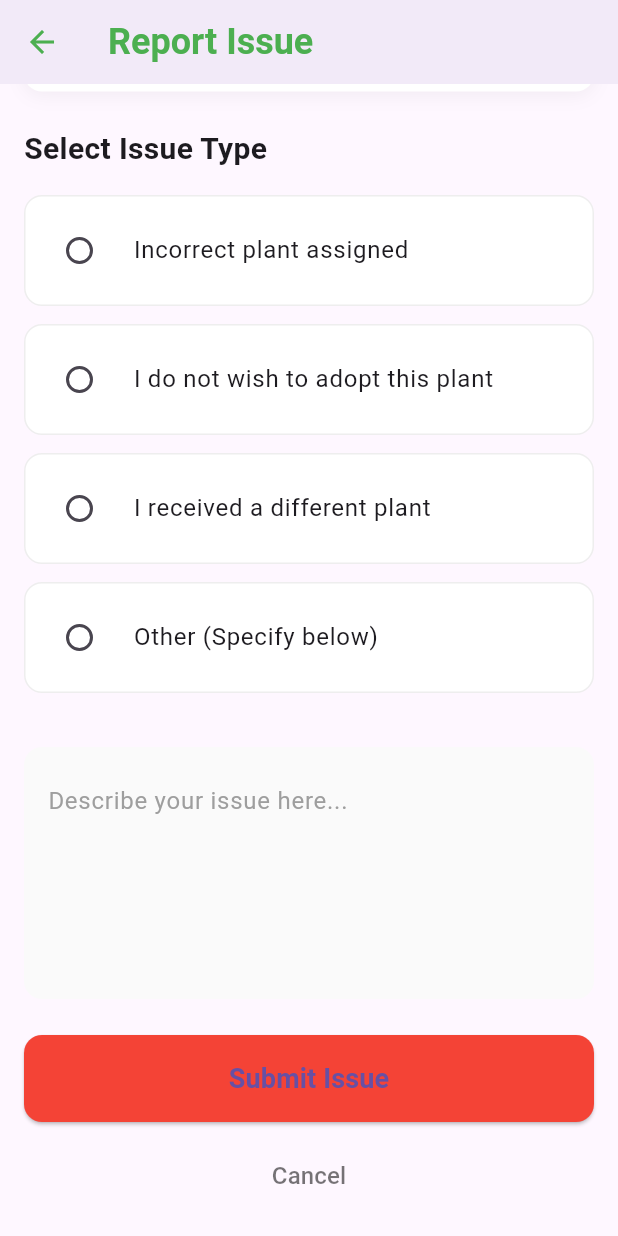
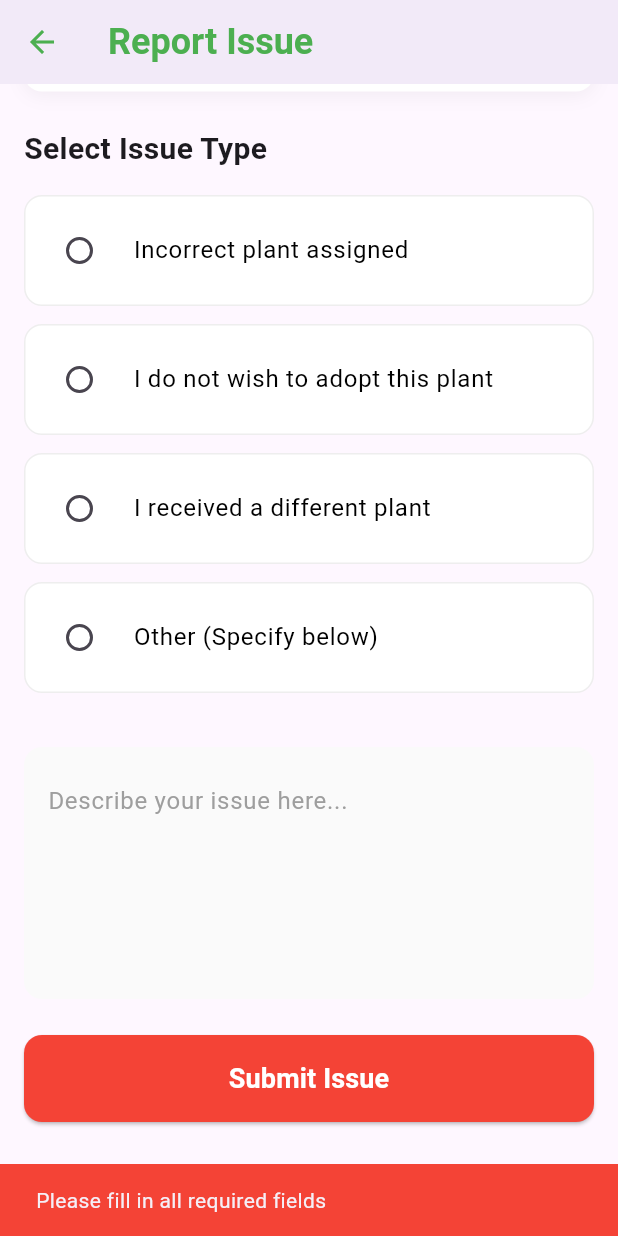
Before and after one commit to escape2005/Plant-Care-App, a Flutter app: the ReportIssuePage screen opened directly with empty values, scrolled down 123 dp, after a tap on "Submit Issue", on a phone screen of 412 x 824 dp. Run offline on Flutter 3.47's test engine with Material 3 defaults, Android fonts, the phone set to English and light mode, and no system bars; our stand-ins replace flutter_local_notifications, flutter_markdown, image_picker, permission_handler, share_plus, shared_preferences and 3 more; missing offline and left inert: any_link_preview; accounts and stored records are empty; generated files the repository leaves out were written again; network calls fail.

Commit message:
Verify plants, report issues completed

```diff
--- a/plant_care_app/lib/pages/login-signup/report_issue.dart
+++ b/plant_care_app/lib/pages/login-signup/report_issue.dart
@@ -1,13 +1,16 @@
 import 'package:flutter/material.dart';
+import 'package:supabase_flutter/supabase_flutter.dart';
 
 class ReportIssuePage extends StatefulWidget {
   final String plantName;
   final String plantImageUrl;
+  final String adoptionId;
 
   const ReportIssuePage({
     Key? key,
     required this.plantName,
     required this.plantImageUrl,
+    required this.adoptionId,
   }) : super(key: key);
 
   @override
@@ -17,6 +20,8 @@ class ReportIssuePage extends StatefulWidget {
 class _ReportIssuePageState extends State<ReportIssuePage> {
   String? selectedIssue;
   final TextEditingController _descriptionController = TextEditingController();
+  bool _isSubmitting = false;
+  final _supabase = Supabase.instance.client;
 
   final List<String> issueTypes = [
     'Incorrect plant assigned',
@@ -29,6 +34,76 @@ class _ReportIssuePageState extends State<ReportIssuePage> {
   void dispose() {
     _descriptionController.dispose();
     super.dispose();
+  }
+
+  bool get _isOtherSelected => selectedIssue == 'Other (Specify below)';
+
+  Future<void> _submitIssue() async {
+    if (selectedIssue == null ||
+        (_isOtherSelected && _descriptionController.text.isEmpty)) {
+      ScaffoldMessenger.of(context).showSnackBar(
+        const SnackBar(
+          content: Text('Please fill in all required fields'),
+          backgroundColor: Colors.red,
+        ),
+      );
+      return;
+    }
+
+    setState(() {
+      _isSubmitting = true;
+    });
+
+    try {
+      // Prepare the issue text based on selection
+      String issueText = selectedIssue!;
+      if (_isOtherSelected) {
+        issueText = _descriptionController.text;
+      } else if (_descriptionController.text.isNotEmpty) {
+        // If they selected a predefined issue but also added a description
+        issueText = '$selectedIssue: ${_descriptionController.text}';
+      }
+
+      // Insert the issue into Supabase
+      await _supabase.from('report_issues').insert({
+        'issue': issueText,
+        'adoption_id': widget.adoptionId,
+      });
+
+      // After successfully reporting the issue, delete the adoption record
+      await _supabase
+          .from('adoption_record')
+          .delete()
+          .eq('adoption_id', widget.adoptionId);
+
+      // Show success message
+      if (mounted) {
+        ScaffoldMessenger.of(context).showSnackBar(
+          const SnackBar(
+            content: Text('Issue reported successfully'),
+            backgroundColor: Colors.green,
+          ),
+        );
+        // Navigate back after successful submission
+        Navigator.of(context).pushNamedAndRemoveUntil('/verify', (route) => false);
+      }
+    } catch (e) {
+      // Show error message
+      if (mounted) {
+        ScaffoldMessenger.of(context).showSnackBar(
+          SnackBar(
+            content: Text('Error submitting issue: ${e.toString()}'),
+            backgroundColor: Colors.red,
+          ),
+        );
+      }
+    } finally {
+      if (mounted) {
+        setState(() {
+          _isSubmitting = false;
+        });
+      }
+    }
   }
 
   @override
@@ -79,14 +154,24 @@ class _ReportIssuePageState extends State<ReportIssuePage> {
                         width: 80,
                         height: 80,
                         fit: BoxFit.cover,
+                        errorBuilder: (context, error, stackTrace) {
+                          return Container(
+                            width: 80,
+                            height: 80,
+                            color: Colors.grey[300],
+                            child: const Icon(Icons.image_not_supported),
+                          );
+                        },
                       ),
                     ),
                     const SizedBox(width: 16),
-                    Text(
+                    Expanded(
+                      child: Text(
                         widget.plantName,
                         style: const TextStyle(
                           fontSize: 20,
                           fontWeight: FontWeight.bold,
+                        ),
                       ),
                     ),
                   ],
@@ -98,33 +183,38 @@ class _ReportIssuePageState extends State<ReportIssuePage> {
               // Issue Type Section
               const Text(
                 'Select Issue Type',
-                style: TextStyle(
-                  fontSize: 20,
-                  fontWeight: FontWeight.bold,
-                ),
+                style: TextStyle(fontSize: 20, fontWeight: FontWeight.bold),
               ),
 
               const SizedBox(height: 16),
 
               // Issue Type Options
-              ...issueTypes.map((issue) => Padding(
+              ...issueTypes.map((issue) {
+                final bool isOtherOption = issue == 'Other (Specify below)';
+                final bool isDisabled = _isOtherSelected && !isOtherOption;
+
+                return Padding(
                   padding: const EdgeInsets.only(bottom: 12),
                   child: Container(
                     decoration: BoxDecoration(
-                    color: Colors.white,
+                      color: isDisabled ? Colors.grey[100] : Colors.white,
                       borderRadius: BorderRadius.circular(12),
-                    border: Border.all(
-                      color: Colors.grey.shade200,
-                    ),
+                      border: Border.all(color: Colors.grey.shade200),
                     ),
                     child: RadioListTile<String>(
                       title: Text(
                         issue,
-                      style: const TextStyle(fontSize: 16),
+                        style: TextStyle(
+                          fontSize: 16,
+                          color: isDisabled ? Colors.grey : Colors.black,
+                        ),
                       ),
                       value: issue,
                       groupValue: selectedIssue,
-                    onChanged: (value) {
+                      onChanged:
+                          isDisabled
+                              ? null
+                              : (value) {
                                 setState(() {
                                   selectedIssue = value;
                                 });
@@ -136,7 +226,8 @@ class _ReportIssuePageState extends State<ReportIssuePage> {
                       ),
                     ),
                   ),
-              )).toList(),
+                );
+              }).toList(),
 
               const SizedBox(height: 24),
 
@@ -144,15 +235,29 @@ class _ReportIssuePageState extends State<ReportIssuePage> {
               Container(
                 padding: const EdgeInsets.all(16),
                 decoration: BoxDecoration(
-                  color: Colors.grey[50],
+                  color:
+                      !_isOtherSelected && selectedIssue != null
+                          ? Colors.grey[100]
+                          : Colors.grey[50],
                   borderRadius: BorderRadius.circular(12),
                 ),
                 child: TextField(
                   controller: _descriptionController,
                   maxLines: 5,
-                  decoration: const InputDecoration(
-                    hintText: 'Describe your issue here...',
-                    hintStyle: TextStyle(color: Colors.grey),
+                  enabled: _isOtherSelected || selectedIssue == null,
+                  decoration: InputDecoration(
+                    hintText:
+                        _isOtherSelected
+                            ? 'Please describe your issue here...'
+                            : selectedIssue == null
+                            ? 'Describe your issue here...'
+                            : 'Additional details (optional)',
+                    hintStyle: TextStyle(
+                      color:
+                          !_isOtherSelected && selectedIssue != null
+                              ? Colors.grey[400]
+                              : Colors.grey,
+                    ),
                     border: InputBorder.none,
                   ),
                 ),
@@ -162,13 +267,7 @@ class _ReportIssuePageState extends State<ReportIssuePage> {
 
               // Submit Button
               ElevatedButton(
-                onPressed: () {
-                  // TODO: Implement submit functionality
-                  // This is where you'll handle the form submission
-                  if (selectedIssue != null && _descriptionController.text.isNotEmpty) {
-                    // Handle submission
-                  }
-                },
+                onPressed: _isSubmitting ? null : _submitIssue,
                 style: ElevatedButton.styleFrom(
                   backgroundColor: Colors.red,
                   padding: const EdgeInsets.symmetric(vertical: 16),
@@ -176,11 +275,22 @@ class _ReportIssuePageState extends State<ReportIssuePage> {
                     borderRadius: BorderRadius.circular(12),
                   ),
                 ),
-                child: const Text(
+                child:
+                    _isSubmitting
+                        ? const SizedBox(
+                          height: 20,
+                          width: 20,
+                          child: CircularProgressIndicator(
+                            color: Colors.white,
+                            strokeWidth: 2,
+                          ),
+                        )
+                        : const Text(
                           'Submit Issue',
                           style: TextStyle(
                             fontSize: 18,
                             fontWeight: FontWeight.bold,
+                            color: Colors.white,
                           ),
                         ),
               ),
@@ -189,11 +299,11 @@ class _ReportIssuePageState extends State<ReportIssuePage> {
 
               // Cancel Button
               TextButton(
-                onPressed: () => Navigator.pop(context),
-                child: const Text(
+                onPressed: _isSubmitting ? null : () => Navigator.pop(context),
+                child: Text(
                   'Cancel',
                   style: TextStyle(
-                    color: Colors.black54,
+                    color: _isSubmitting ? Colors.grey : Colors.black54,
                     fontSize: 16,
                   ),
                 ),
--- a/plant_care_app/lib/pages/login-signup/verify_plants.dart
+++ b/plant_care_app/lib/pages/login-signup/verify_plants.dart
@@ -45,6 +45,7 @@ Future<void> _fetchUserInfo() async {
     final response = await supabase
         .from('adoption_record')
         .select('''
+        adoption_id,
         plant_id,
         adoption_date,
         is_verified,
@@ -156,9 +157,7 @@ Future<void> _fetchUserInfo() async {
                   future: _adoptedPlantsFuture,
                   builder: (context, snapshot) {
                     if (snapshot.connectionState == ConnectionState.waiting) {
-                      return const Center(
-                        child: CircularProgressIndicator(),
-                      );
+                      return const Center(child: CircularProgressIndicator());
                     }
 
                     if (snapshot.hasError) {
@@ -180,19 +179,30 @@ Future<void> _fetchUserInfo() async {
                     }
 
                     return Column(
-                      children: snapshot.data!.map((plant) {
-                        final plantCatalog = plant['plant_catalog'] as Map<String, dynamic>;
+                      children:
+                          snapshot.data!.map((plant) {
+                            final plantCatalog =
+                                plant['plant_catalog'] as Map<String, dynamic>;
 
                             return Padding(
                               padding: const EdgeInsets.only(bottom: 16),
                               child: _buildPlantCard(
                                 context,
-                            species: plantCatalog['species_name'] ?? 'Unknown Species',
-                            scientific: plantCatalog['scientific_name'] ?? 'Unknown Scientific Name',
+                                species:
+                                    plantCatalog['species_name'] ??
+                                    'Unknown Species',
+                                scientific:
+                                    plantCatalog['scientific_name'] ??
+                                    'Unknown Scientific Name',
                                 image: plantCatalog['image_url'] ?? '',
-                            adoptionDate: plant['adoption_date'] ?? 'Unknown',
-                            careDifficulty: plantCatalog['care_difficulty'] ?? 'Unknown',
-                            plantId: plant['id'],
+                                adoptionDate:
+                                    plant['adoption_date'] ?? 'Unknown',
+                                careDifficulty:
+                                    plantCatalog['care_difficulty'] ??
+                                    'Unknown',
+                                plantId: plant['plant_id'],
+                                adoptionId:
+                                    plant['adoption_id'], // Add this line to pass the adoption_id
                               ),
                             );
                           }).toList(),
@@ -244,7 +254,6 @@ Future<void> _fetchUserInfo() async {
                 //     style: TextStyle(color: Colors.red, fontSize: 16),
                 //   ),
                 // ),
-
                 const SizedBox(height: 12),
 
                 const Text(
@@ -291,6 +300,7 @@ Future<void> _fetchUserInfo() async {
     required String adoptionDate,
     required String careDifficulty,
     required dynamic plantId,
+    required String adoptionId, // Add this parameter
   }) {
     // Format adoption date
     String formattedDate = adoptionDate;
@@ -318,7 +328,8 @@ Future<void> _fetchUserInfo() async {
         children: [
           ClipRRect(
             borderRadius: const BorderRadius.vertical(top: Radius.circular(12)),
-            child: image.isNotEmpty
+            child:
+                image.isNotEmpty
                     ? Image.network(
                       image,
                       width: double.infinity,
@@ -330,7 +341,11 @@ Future<void> _fetchUserInfo() async {
                           height: 200,
                           color: Colors.grey[300],
                           child: const Center(
-                          child: Icon(Icons.error, size: 40, color: Colors.grey),
+                            child: Icon(
+                              Icons.error,
+                              size: 40,
+                              color: Colors.grey,
+                            ),
                           ),
                         );
                       },
@@ -351,7 +366,10 @@ Future<void> _fetchUserInfo() async {
               children: [
                 Text(
                   species,
-                  style: const TextStyle(fontSize: 18, fontWeight: FontWeight.bold),
+                  style: const TextStyle(
+                    fontSize: 18,
+                    fontWeight: FontWeight.bold,
+                  ),
                 ),
                 Text(
                   scientific,
@@ -367,17 +385,15 @@ Future<void> _fetchUserInfo() async {
                   children: [
                     Text(
                       'Care Difficulty: ',
-                      style: TextStyle(
-                        fontSize: 14,
-                        color: Colors.grey[800],
-                      ),
+                      style: TextStyle(fontSize: 14, color: Colors.grey[800]),
                     ),
                     Text(
                       careDifficulty,
                       style: TextStyle(
                         fontSize: 14,
                         fontWeight: FontWeight.w500,
-                        color: careDifficulty.toLowerCase() == 'easy'
+                        color:
+                            careDifficulty.toLowerCase() == 'easy'
                                 ? Colors.green
                                 : careDifficulty.toLowerCase() == 'medium'
                                 ? Colors.orange
@@ -390,10 +406,7 @@ Future<void> _fetchUserInfo() async {
                 // Adoption date
                 Text(
                   'Adoption Date: $formattedDate',
-                  style: TextStyle(
-                    fontSize: 14,
-                    color: Colors.grey[800],
-                  ),
+                  style: TextStyle(fontSize: 14, color: Colors.grey[800]),
                 ),
                 const SizedBox(height: 8),
                 InkWell(
@@ -401,9 +414,12 @@ Future<void> _fetchUserInfo() async {
                     Navigator.push(
                       context,
                       MaterialPageRoute(
-                        builder: (context) => ReportIssuePage(
+                        builder:
+                            (context) => ReportIssuePage(
                               plantName: species,
                               plantImageUrl: image,
+                              adoptionId:
+                                  adoptionId, // Add this line to pass the adoption_id
                             ),
                       ),
                     );
@@ -411,7 +427,11 @@ Future<void> _fetchUserInfo() async {
                   child: Row(
                     mainAxisSize: MainAxisSize.min,
                     children: [
-                      Icon(Icons.report_problem_outlined, size: 16, color: Colors.orange[700]),
+                      Icon(
+                        Icons.report_problem_outlined,
+                        size: 16,
+                        color: Colors.orange[700],
+                      ),
                       const SizedBox(width: 4),
                       Text(
                         'Report issue with this plant',
--- a/plant_care_app/lib/pages/my-plants/my_plant.dart
+++ b/plant_care_app/lib/pages/my-plants/my_plant.dart
@@ -36,6 +36,7 @@ class Plant {
   final String? plantId;
   final String? adoptionId; // Added to store the adoption record ID
   String? alarmTiming; // Added to store the alarm timing from adoption_record
+  bool? isVerified; // Added to store the verification status
 
   Plant({
     required this.speciesName,
@@ -51,6 +52,7 @@ class Plant {
     this.plantId,
     this.adoptionId,
     this.alarmTiming,
+    this.isVerified,
   });
 
   factory Plant.fromMap(Map<String, dynamic> map) {
@@ -77,13 +79,14 @@ Future<List<Plant>> fetchPlants() async {
     throw Exception('User not authenticated');
   }
 
-  // Get adoption records with alarm_timing field
+  // Get adoption records with alarm_timing field and is_verified
   final response = await supabase
       .from('adoption_record')
       .select('''
       adoption_id,
       plant_id,
       alarm_timing,
+      is_verified,
       plant_catalog (
         species_name,
         scientific_name,
@@ -99,8 +102,13 @@ Future<List<Plant>> fetchPlants() async {
 
   print('Fetched ${response.length} adoption records');
 
+  // Filter to only include verified plants
+  final verifiedRecords = (response as List).where((data) => data['is_verified'] == true).toList();
+
+  print('After filtering, ${verifiedRecords.length} verified plants found');
+
   List<Plant> plants =
-      (response as List).map((data) {
+      verifiedRecords.map((data) {
         final plantData = data['plant_catalog'] as Map<String, dynamic>;
 
         // Debug print to see what data is coming from the database
@@ -123,6 +131,7 @@ Future<List<Plant>> fetchPlants() async {
           plantId: data['plant_id'],
           adoptionId: data['adoption_id'],
           alarmTiming: data['alarm_timing'],
+          isVerified: data['is_verified'] ?? false, // Add this field to your Plant model if needed
         );
       }).toList();
 
@@ -131,7 +140,7 @@ Future<List<Plant>> fetchPlants() async {
     try {
       // Find the adoption_id for this plant - FIX HERE
       final adoptionDataList =
-          (response as List)
+          verifiedRecords
               .where(
                 (data) =>
                     data['plant_catalog'] != null &&
```
Lines whose indentation alone changed are shown as unchanged.
